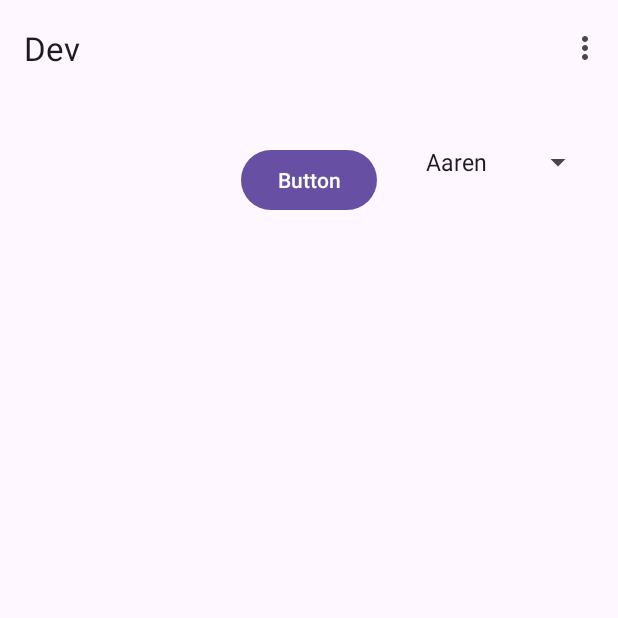
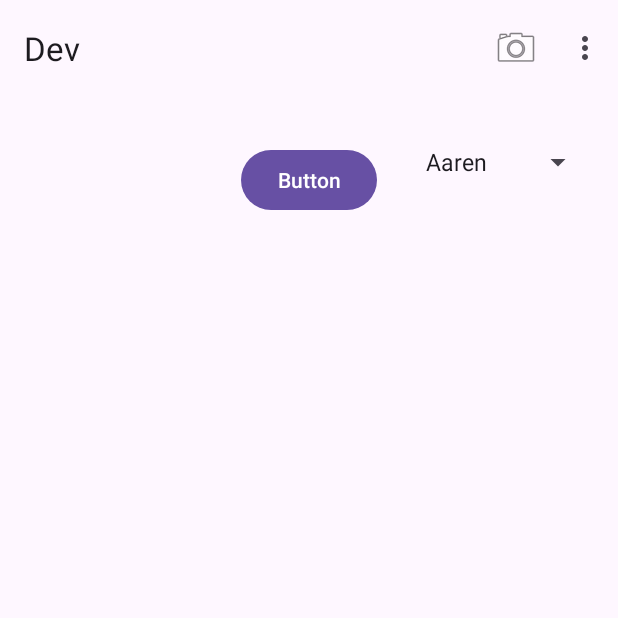
Before and after one commit to DannyLien/Dev-2024-0804, an Android app: the screen it shows after launch (MainActivity), on a phone screen of 412 x 824 dp, the top half of it. Run offline under Robolectric (Android 15) with nearby library versions, the phone set to English and light mode, and no system bars; our stand-ins replace navigation-ui; network calls fail; 1 statement that could not run was skipped.

Commit message:
11-4, Menu Item ;

```diff
--- a/app/src/main/res/menu/menu_main.xml
+++ b/app/src/main/res/menu/menu_main.xml
@@ -7,4 +7,16 @@
         android:orderInCategory="100"
         android:title="@string/action_settings"
         app:showAsAction="never" />
+    <item
+        android:id="@+id/action_camera"
+        android:layout_width="wrap_content"
+        android:layout_height="wrap_content"
+        android:icon="@android:drawable/ic_menu_camera"
+        android:title="Camera"
+        app:showAsAction="ifRoom" />
+    <item
+        android:id="@+id/action_test"
+        android:layout_width="wrap_content"
+        android:layout_height="wrap_content"
+        android:title="Test" />
 </menu>
```
Also changed, not shown: app/src/main/java/com/hank/dev/MainActivity.kt (+9 -0 lines).
